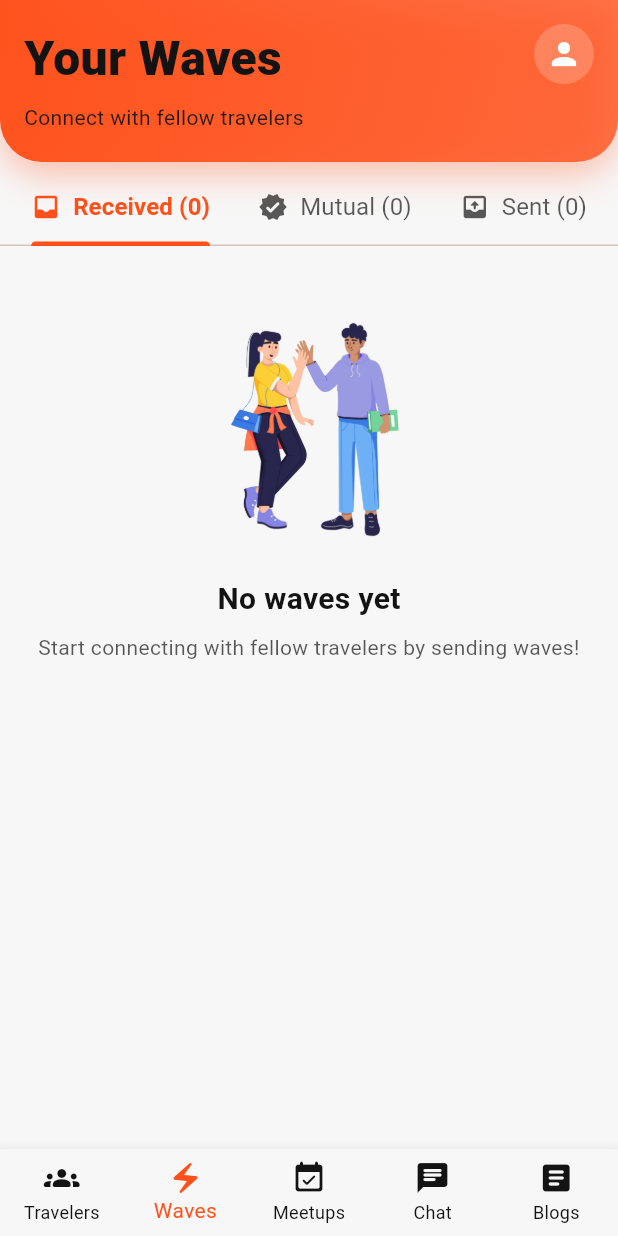
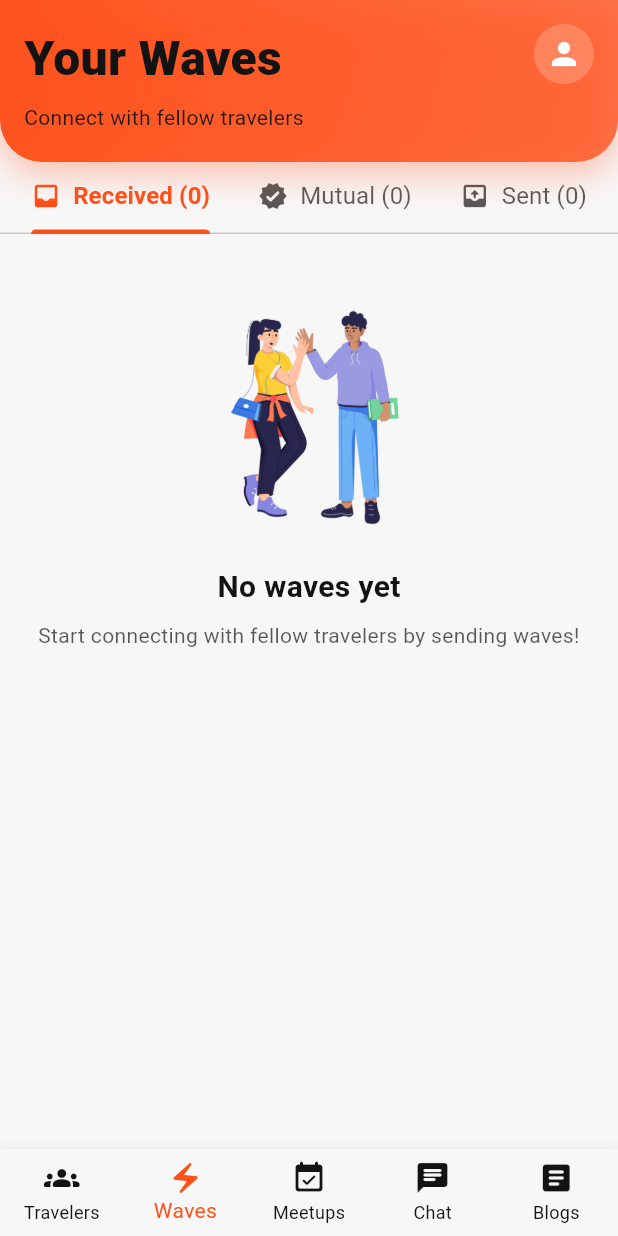
Before and after one commit to roychandu/backpackr, a Flutter app: the screen it shows once a user with an empty profile is signed in, item 2 of the bottom bar chosen, on a phone screen of 412 x 824 dp. Run offline on Flutter 3.47's test engine with Material 3 defaults, Android fonts, the phone set to English and light mode, and no system bars; our stand-ins replace cached_network_image, firebase_auth, firebase_core, firebase_database, flutter_dotenv, flutter_local_notifications and 11 more; missing offline and left inert: firebase_app_check, in_app_purchase_storekit; accounts and stored records are empty; network calls fail.

Commit message:
replace SliverAppBar with custom SliverTabDelegate for consistent TabBar implementation across screens

```diff
--- a/lib/screens/travelers_screen/travelers_screen.dart
+++ b/lib/screens/travelers_screen/travelers_screen.dart
@@ -13,6 +13,7 @@ import 'package:geocoding/geocoding.dart' as geocoding;
 import 'package:permission_handler/permission_handler.dart' as perm;
 import '../../common_widgets/app_text_styles.dart';
 import '../../common_widgets/app_header.dart';
+import '../../common_widgets/sliver_tab_delegate.dart';
 import '../waves_screen/waves_screen.dart';
 import '../meetups_screen/meetups_screen.dart';
 import 'package:backpackr/screens/chat_screens/chat_list_screen.dart';
@@ -548,18 +549,9 @@ class _TravelersScreenState extends State<TravelersScreen>
       headerSliverBuilder: (context, innerBoxIsScrolled) {
         return [
           SliverToBoxAdapter(child: _buildDiscoverHeader()),
-          SliverAppBar(
+          SliverPersistentHeader(
             pinned: true,
-            floating: false,
-            backgroundColor: AppColors.background,
-            automaticallyImplyLeading: false,
-            toolbarHeight: 1,
-            elevation: 0,
-            bottom: PreferredSize(
-              preferredSize: const Size.fromHeight(kTextTabBarHeight),
-              child: SafeArea(
-                top: false,
-                bottom: false,
+            delegate: SliverTabDelegate(
               child: Container(
                 width: double.infinity,
                 color: AppColors.background,
@@ -572,7 +564,15 @@ class _TravelersScreenState extends State<TravelersScreen>
                   unselectedLabelColor: AppColors.text1.withOpacity(0.70),
                   indicatorColor: AppColors.primary,
                   indicatorWeight: 3,
-                    indicatorSize: TabBarIndicatorSize.tab,
+                  indicatorSize: TabBarIndicatorSize.label,
+                  labelStyle: AppTextStyles.bodyMedium.copyWith(
+                    fontWeight: FontWeight.w600,
+                    fontSize: 16,
+                  ),
+                  unselectedLabelStyle: AppTextStyles.bodyMedium.copyWith(
+                    fontWeight: FontWeight.normal,
+                    fontSize: 16,
+                  ),
                   tabs: const [
                     Tab(
                       child: Row(
@@ -595,7 +595,6 @@ class _TravelersScreenState extends State<TravelersScreen>
                       ),
                     ),
                   ],
-                  ),
                 ),
               ),
             ),
--- a/lib/screens/waves_screen/waves_screen.dart
+++ b/lib/screens/waves_screen/waves_screen.dart
@@ -5,13 +5,14 @@ import 'dart:ui' as ui;
 import 'dart:math' as math;
 import '../../common_widgets/app_colors.dart';
 import '../../common_widgets/app_text_styles.dart';
+import '../../common_widgets/app_header.dart';
+import '../../common_widgets/sliver_tab_delegate.dart';
 import '../../models/wave.dart';
 import '../../services/wave_service.dart';
 import '../../services/chat_service.dart';
 import '../../utils/error_handler.dart';
 import '../chat_screens/conversation_screen.dart';
 import '../traveling_blogs_screen/other_travelers_blog_screen.dart';
-import '../../common_widgets/app_header.dart';
 
 class WavesScreen extends StatefulWidget {
   const WavesScreen({super.key});
@@ -322,23 +323,23 @@ class _WavesScreenState extends State<WavesScreen>
         headerSliverBuilder: (context, innerBoxIsScrolled) {
           return [
             SliverToBoxAdapter(child: _buildHeader(context)),
-            SliverAppBar(
+            SliverPersistentHeader(
               pinned: true,
-              floating: false,
-              backgroundColor: AppColors.background,
-              automaticallyImplyLeading: false,
-              elevation: 0,
-              bottom: PreferredSize(
-                preferredSize: const Size.fromHeight(0),
+              delegate: SliverTabDelegate(
                 child: Container(
+                  width: double.infinity,
+                  color: AppColors.background,
                   child: TabBar(
                     isScrollable: true,
                     tabAlignment: TabAlignment.center,
                     controller: _tabController,
                     labelColor: AppColors.primary,
+                    padding: EdgeInsets.zero,
+                    labelPadding: const EdgeInsets.symmetric(horizontal: 16.0),
                     unselectedLabelColor: AppColors.text1.withOpacity(0.70),
                     indicatorColor: AppColors.primary,
                     indicatorWeight: 3,
+                    indicatorSize: TabBarIndicatorSize.label,
                     labelStyle: AppTextStyles.bodyMedium.copyWith(
                       fontWeight: FontWeight.w600,
                       fontSize: 16,
```
Also changed, not shown: lib/common_widgets/sliver_tab_delegate.dart (added, +30 -0 lines), lib/screens/meetups_screen/meetups_screen.dart (+9 -12 lines). Lines whose indentation alone changed are shown as unchanged.
